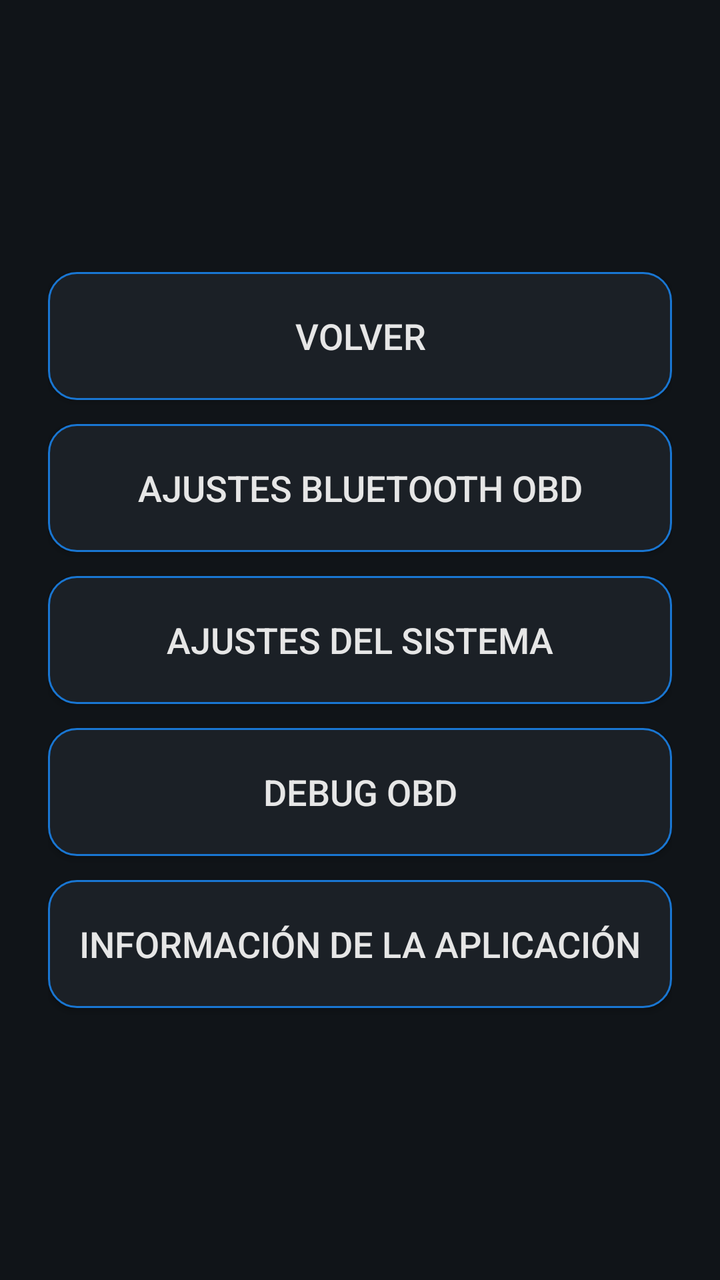
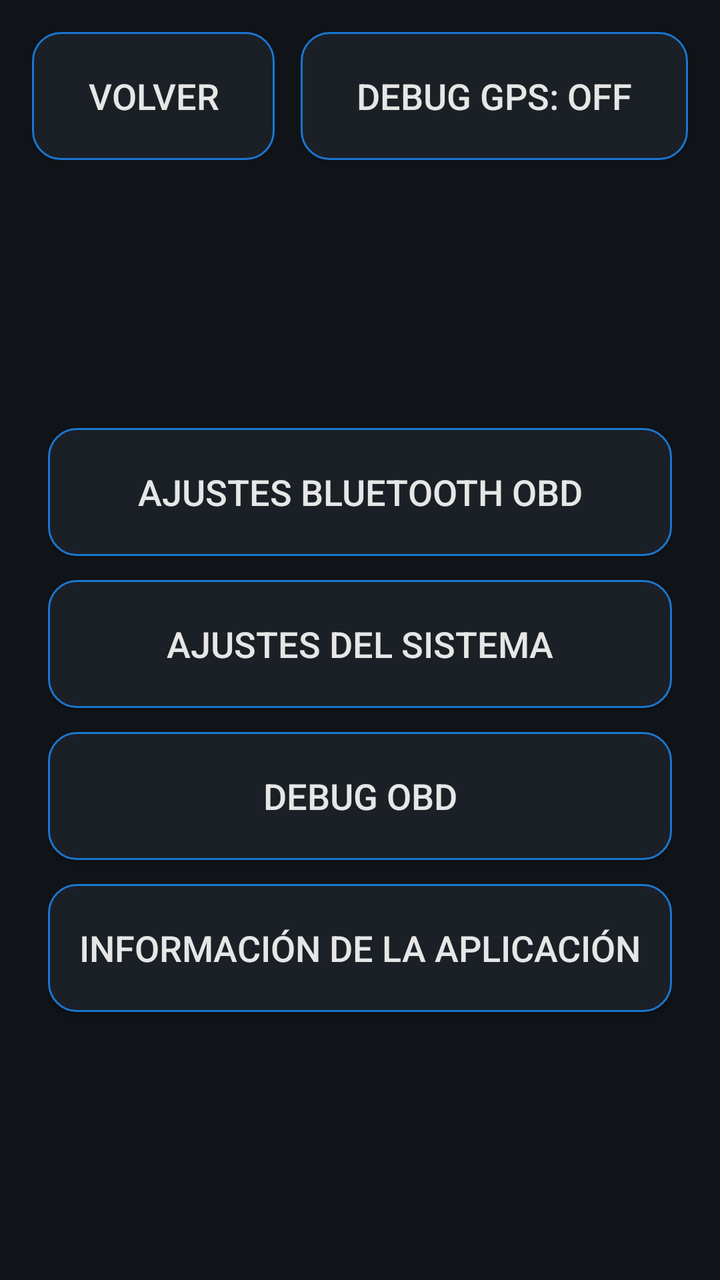

Compare the two renders of this Android layout. The source of the first and the diff that turns it into the second are given below.
<!-- AndroidManifest.xml: application theme Theme.ObdMap -->
<!-- res/layout/activity_settings.xml -->
<?xml version="1.0" encoding="utf-8"?>
<ScrollView xmlns:android="http://schemas.android.com/apk/res/android"
    android:layout_width="match_parent"
    android:layout_height="match_parent"
    android:background="@color/background_dark"
    android:fillViewport="true">

    <LinearLayout
        android:layout_width="match_parent"
        android:layout_height="wrap_content"
        android:gravity="center_vertical"
        android:orientation="vertical"
        android:paddingStart="24dp"
        android:paddingEnd="24dp"
        android:paddingTop="16dp"
        android:paddingBottom="16dp">

        <Button
            android:id="@+id/btnBack"
            android:layout_width="match_parent"
            android:layout_height="wrap_content"
            android:layout_marginBottom="12dp"
            android:background="@drawable/btn_surface"
            android:minHeight="64dp"
            android:text="@string/back_button"
            android:textColor="@color/text_primary"
            android:textSize="18sp" />

        <Button
            android:id="@+id/btnBluetooth"
            android:layout_width="match_parent"
            android:layout_height="wrap_content"
            android:layout_marginBottom="12dp"
            android:background="@drawable/btn_surface"
            android:minHeight="64dp"
            android:text="@string/settings_open_bluetooth"
            android:textColor="@color/text_primary"
            android:textSize="18sp" />

        <Button
            android:id="@+id/btnSystemSettings"
            android:layout_width="match_parent"
            android:layout_height="wrap_content"
            android:layout_marginBottom="12dp"
            android:background="@drawable/btn_surface"
            android:minHeight="64dp"
            android:text="@string/settings_open_system"
            android:textColor="@color/text_primary"
            android:textSize="18sp" />

        <Button
            android:id="@+id/btnObdDebug"
            android:layout_width="match_parent"
            android:layout_height="wrap_content"
            android:layout_marginBottom="12dp"
            android:background="@drawable/btn_surface"
            android:minHeight="64dp"
            android:text="@string/settings_open_obd_debug"
            android:textColor="@color/text_primary"
            android:textSize="18sp" />

        <Button
            android:id="@+id/btnInfo"
            android:layout_width="match_parent"
            android:layout_height="wrap_content"
            android:background="@drawable/btn_surface"
            android:minHeight="64dp"
            android:text="@string/settings_open_info"
            android:textColor="@color/text_primary"
            android:textSize="18sp" />

    </LinearLayout>
</ScrollView>
<!-- resources referenced by this layout -->
<resources>
  <color name="background_dark">#FF101418</color>
  <color name="text_primary">#FFE6E6E6</color>
  <!-- drawable btn_surface (drawable) -->
  <?xml version="1.0" encoding="utf-8"?>
  <ripple xmlns:android="http://schemas.android.com/apk/res/android"
      android:color="@color/primary">
      <item>
          <shape android:shape="rectangle">
              <solid android:color="@color/surface_dark" />
              <corners android:radius="14dp" />
              <stroke android:width="1dp" android:color="@color/primary_dark" />
          </shape>
      </item>
  </ripple>
  <string name="back_button">Volver</string>
  <string name="settings_open_bluetooth">Ajustes Bluetooth OBD</string>
  <string name="settings_open_info">Información de la aplicación</string>
  <string name="settings_open_obd_debug">Debug OBD</string>
  <string name="settings_open_system">Ajustes del sistema</string>
  <style name="Theme.ObdMap" parent="Theme.AppCompat.NoActionBar">
          <item name="colorPrimary">@color/primary</item>
          <item name="colorPrimaryDark">@color/primary_dark</item>
          <item name="colorAccent">@color/accent</item>
          <item name="android:windowBackground">@color/background_dark</item>
          <item name="android:textColorPrimary">@color/text_primary</item>
          <item name="android:textColorSecondary">@color/text_secondary</item>
          <item name="android:windowFullscreen">true</item>
      </style>
  <color name="primary">#FF2196F3</color>
  <color name="surface_dark">#FF1B2026</color>
  <color name="primary_dark">#FF1976D2</color>
  <color name="accent">#FFFFB300</color>
  <color name="text_secondary">#FFB0B0B0</color>
</resources>

<!-- the commit's change to res/layout/activity_settings.xml (unified diff, before → after) -->
@@ -1,73 +1,97 @@
 <?xml version="1.0" encoding="utf-8"?>
-<ScrollView xmlns:android="http://schemas.android.com/apk/res/android"
+<FrameLayout xmlns:android="http://schemas.android.com/apk/res/android"
     android:layout_width="match_parent"
     android:layout_height="match_parent"
-    android:background="@color/background_dark"
-    android:fillViewport="true">
+    android:background="@color/background_dark">
 
-    <LinearLayout
+    <ScrollView
         android:layout_width="match_parent"
-        android:layout_height="wrap_content"
-        android:gravity="center_vertical"
-        android:orientation="vertical"
-        android:paddingStart="24dp"
-        android:paddingEnd="24dp"
-        android:paddingTop="16dp"
-        android:paddingBottom="16dp">
+        android:layout_height="match_parent"
+        android:fillViewport="true">
 
-        <Button
-            android:id="@+id/btnBack"
+        <LinearLayout
             android:layout_width="match_parent"
             android:layout_height="wrap_content"
-            android:layout_marginBottom="12dp"
-            android:background="@drawable/btn_surface"
-            android:minHeight="64dp"
-            android:text="@string/back_button"
-            android:textColor="@color/text_primary"
-            android:textSize="18sp" />
+            android:gravity="center_vertical"
+            android:orientation="vertical"
+            android:paddingStart="24dp"
+            android:paddingEnd="24dp"
+            android:paddingTop="96dp"
+            android:paddingBottom="16dp">
 
-        <Button
-            android:id="@+id/btnBluetooth"
-            android:layout_width="match_parent"
-            android:layout_height="wrap_content"
-            android:layout_marginBottom="12dp"
-            android:background="@drawable/btn_surface"
-            android:minHeight="64dp"
-            android:text="@string/settings_open_bluetooth"
-            android:textColor="@color/text_primary"
-            android:textSize="18sp" />
+            <Button
+                android:id="@+id/btnBluetooth"
+                android:layout_width="match_parent"
+                android:layout_height="wrap_content"
+                android:layout_marginBottom="12dp"
+                android:background="@drawable/btn_surface"
+                android:minHeight="64dp"
+                android:text="@string/settings_open_bluetooth"
+                android:textColor="@color/text_primary"
+                android:textSize="18sp" />
 
-        <Button
-            android:id="@+id/btnSystemSettings"
-            android:layout_width="match_parent"
-            android:layout_height="wrap_content"
-            android:layout_marginBottom="12dp"
-            android:background="@drawable/btn_surface"
-            android:minHeight="64dp"
-            android:text="@string/settings_open_system"
-            android:textColor="@color/text_primary"
-            android:textSize="18sp" />
+            <Button
+                android:id="@+id/btnSystemSettings"
+                android:layout_width="match_parent"
+                android:layout_height="wrap_content"
+                android:layout_marginBottom="12dp"
+                android:background="@drawable/btn_surface"
+                android:minHeight="64dp"
+                android:text="@string/settings_open_system"
+                android:textColor="@color/text_primary"
+                android:textSize="18sp" />
 
-        <Button
-            android:id="@+id/btnObdDebug"
-            android:layout_width="match_parent"
-            android:layout_height="wrap_content"
-            android:layout_marginBottom="12dp"
-            android:background="@drawable/btn_surface"
-            android:minHeight="64dp"
-            android:text="@string/settings_open_obd_debug"
-            android:textColor="@color/text_primary"
-            android:textSize="18sp" />
+            <Button
+                android:id="@+id/btnObdDebug"
+                android:layout_width="match_parent"
+                android:layout_height="wrap_content"
+                android:layout_marginBottom="12dp"
+                android:background="@drawable/btn_surface"
+                android:minHeight="64dp"
+                android:text="@string/settings_open_obd_debug"
+                android:textColor="@color/text_primary"
+                android:textSize="18sp" />
 
-        <Button
-            android:id="@+id/btnInfo"
-            android:layout_width="match_parent"
-            android:layout_height="wrap_content"
-            android:background="@drawable/btn_surface"
-            android:minHeight="64dp"
-            android:text="@string/settings_open_info"
-            android:textColor="@color/text_primary"
-            android:textSize="18sp" />
+            <Button
+                android:id="@+id/btnInfo"
+                android:layout_width="match_parent"
+                android:layout_height="wrap_content"
+                android:background="@drawable/btn_surface"
+                android:minHeight="64dp"
+                android:text="@string/settings_open_info"
+                android:textColor="@color/text_primary"
+                android:textSize="18sp" />
 
-    </LinearLayout>
-</ScrollView>
+        </LinearLayout>
+    </ScrollView>
+
+    <Button
+        android:id="@+id/btnBack"
+        android:layout_width="wrap_content"
+        android:layout_height="wrap_content"
+        android:layout_gravity="top|start"
+        android:layout_margin="16dp"
+        android:background="@drawable/btn_surface"
+        android:minHeight="64dp"
+        android:paddingStart="28dp"
+        android:paddingEnd="28dp"
+        android:text="@string/back_button"
+        android:textColor="@color/text_primary"
+        android:textSize="18sp" />
+
+    
+    <Button
+        android:id="@+id/btnToggleDebugOverlay"
+        android:layout_width="wrap_content"
+        android:layout_height="wrap_content"
+        android:layout_gravity="top|end"
+        android:layout_margin="16dp"
+        android:background="@drawable/btn_surface"
+        android:minHeight="64dp"
+        android:paddingStart="28dp"
+        android:paddingEnd="28dp"
+        android:text="@string/settings_debug_overlay_off"
+        android:textColor="@color/text_primary"
+        android:textSize="18sp" />
+
+</FrameLayout>
<!-- resource entries referenced after the edit -->
@@ -15,6 +15,7 @@
       </item>
   </ripple>
   <string name="back_button">Volver</string>
+  <string name="settings_debug_overlay_off">Debug GPS: OFF</string>
   <string name="settings_open_bluetooth">Ajustes Bluetooth OBD</string>
   <string name="settings_open_info">Información de la aplicación</string>
   <string name="settings_open_obd_debug">Debug OBD</string>
